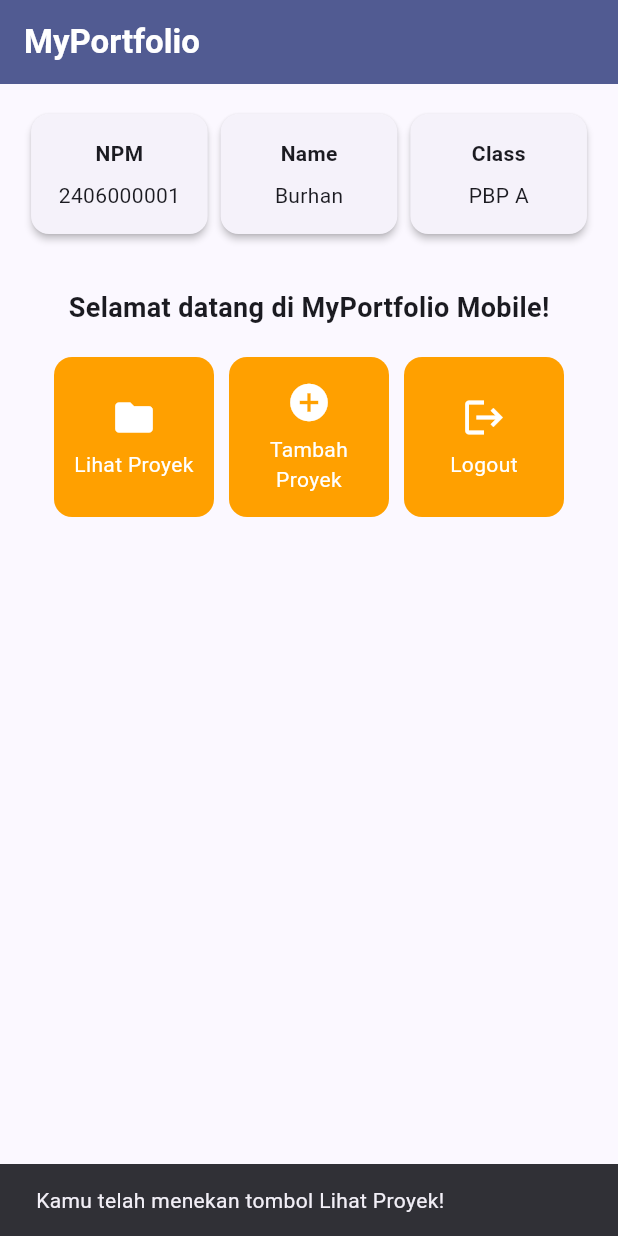
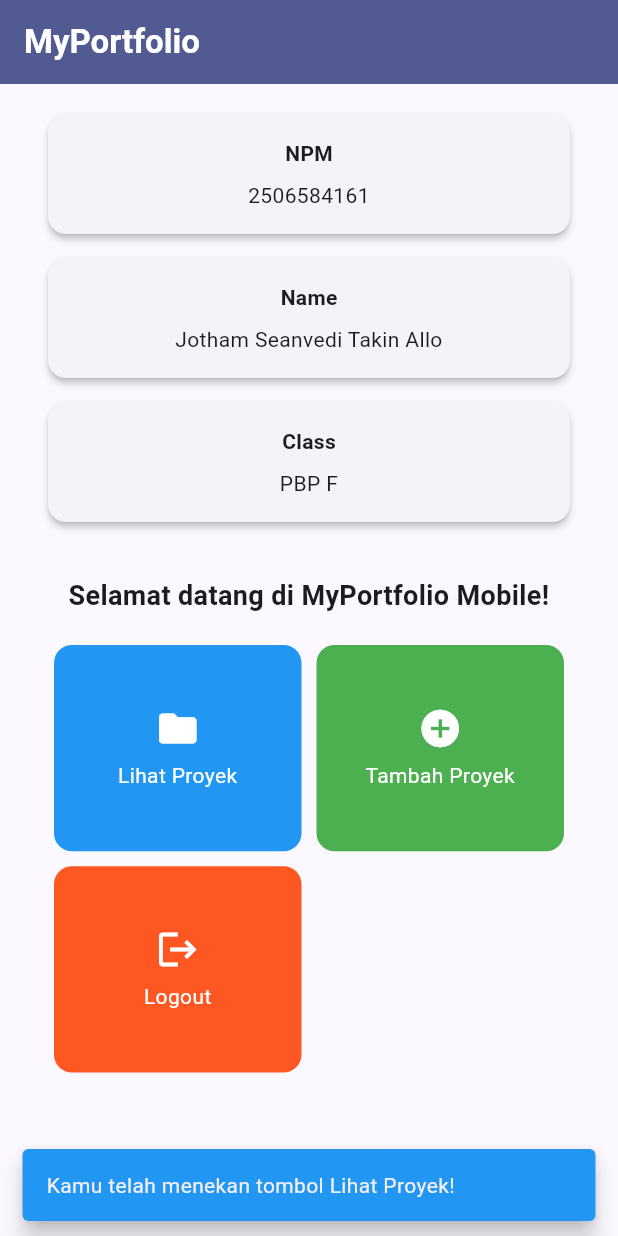
Before and after one commit to seanve1/-myportofolio_mobile, a Flutter app: the screen it shows after launch, after a tap on "Lihat Proyek", on a phone screen of 412 x 824 dp. Run offline on Flutter 3.47's test engine with Material 3 defaults, Android fonts, the phone set to English and light mode, and no system bars.

Commit message:
feat: personalize flutter dashboard and improve responsive UI

```diff
--- a/lib/menu.dart
+++ b/lib/menu.dart
@@ -1,20 +1,22 @@
 import 'package:flutter/material.dart';
 
 class MyHomePage extends StatelessWidget {
-  MyHomePage({super.key});
+  const MyHomePage({super.key});
 
-  final String npm = "2406000001";
-  final String nama = "Burhan";
-  final String kelas = "PBP A";
+  final String npm = "2506584161";
+  final String nama = "Jotham Seanvedi Takin Allo";
+  final String kelas = "PBP F";
 
-  final List<ItemHomepage> items = [
-    ItemHomepage("Lihat Proyek", Icons.folder),
-    ItemHomepage("Tambah Proyek", Icons.add_circle),
-    ItemHomepage("Logout", Icons.logout),
+  // List menu action; masing-masing item punya label, icon, dan color sendiri.
+  final List<ItemHomepage> items = const [
+    ItemHomepage("Lihat Proyek", Icons.folder, Colors.blue),
+    ItemHomepage("Tambah Proyek", Icons.add_circle, Colors.green),
+    ItemHomepage("Logout", Icons.logout, Colors.deepOrange),
   ];
 
   @override
   Widget build(BuildContext context) {
+    // Scaffold menjadi kerangka utama halaman (AppBar, body, dan SnackBar).
     return Scaffold(
       appBar: AppBar(
         title: const Text(
@@ -25,11 +27,14 @@ class MyHomePage extends StatelessWidget {
       ),
       body: Padding(
         padding: const EdgeInsets.all(16.0),
-        child: Column(
-          crossAxisAlignment: CrossAxisAlignment.center,
+        // ListView supaya content tetap bisa discroll saat viewport pendek.
+        child: ListView(
           children: [
-            Row(
-              mainAxisAlignment: MainAxisAlignment.spaceEvenly,
+            // Wrap mengatur InfoCard. Card otomatis pindah baris kalau width tidak cukup.
+            Wrap(
+              alignment: WrapAlignment.spaceEvenly,
+              spacing: 8,
+              runSpacing: 8,
               children: [
                 InfoCard(title: 'NPM', content: npm),
                 InfoCard(title: 'Name', content: nama),
@@ -44,18 +49,24 @@ class MyHomePage extends StatelessWidget {
                     padding: EdgeInsets.only(top: 16.0),
                     child: Text(
                       'Selamat datang di MyPortfolio Mobile!',
+                      textAlign: TextAlign.center,
                       style: TextStyle(
                         fontWeight: FontWeight.bold,
                         fontSize: 18.0,
                       ),
                     ),
                   ),
+                  // GridView untuk menu action. 2 kolom di mobile, 3 kolom di layar lebar.
                   GridView.count(
-                    primary: true,
+                    // Scroll utama ditangani parent ListView, jadi GridView tidak scroll sendiri.
+                    primary: false,
+                    physics: const NeverScrollableScrollPhysics(),
                     padding: const EdgeInsets.all(20),
                     crossAxisSpacing: 10,
                     mainAxisSpacing: 10,
-                    crossAxisCount: 3,
+                    crossAxisCount: MediaQuery.of(context).size.width < 600 ? 2 : 3,
+                    // Aspect ratio card disesuaikan supaya icon dan label tetap muat.
+                    childAspectRatio: MediaQuery.of(context).size.width < 600 ? 1.2 : 1.6,
                     shrinkWrap: true,
                     children: items.map((ItemHomepage item) {
                       return ItemCard(item);
@@ -84,15 +95,17 @@ class InfoCard extends StatelessWidget {
       // Memberikan efek bayangan kartu elevasi 2 unit.
       elevation: 2.0,
       child: Container(
-        // Menyesuaikan lebar kartu dengan proporsi layar (dibagi 3.5).
-        width: MediaQuery.of(context).size.width / 3.5,
+        // Responsive width. Full-width di mobile, proporsional di layar lebar.
+        width: MediaQuery.of(context).size.width < 600
+            ? MediaQuery.of(context).size.width - 64
+            : MediaQuery.of(context).size.width / 3.5,
         padding: const EdgeInsets.all(16.0),
-        // Menyusun teks title dan content secara vertikal.
+        // Column menyusun title dan content secara vertikal.
         child: Column(
           children: [
             Text(title, style: const TextStyle(fontWeight: FontWeight.bold)),
             const SizedBox(height: 8.0),
-            Text(content),
+            Text(content, textAlign: TextAlign.center),
           ],
         ),
       ),
@@ -100,11 +113,13 @@ class InfoCard extends StatelessWidget {
   }
 }
 
+// Model untuk data menu --> name, icon, dan color.
 class ItemHomepage {
   final String name;
   final IconData icon;
+  final Color color;
 
-  ItemHomepage(this.name, this.icon);
+  const ItemHomepage(this.name, this.icon, this.color);
 }
 
 class ItemCard extends StatelessWidget {
@@ -115,18 +130,23 @@ class ItemCard extends StatelessWidget {
   @override
   Widget build(BuildContext context) {
     return Material(
-      // Menggunakan warna sekunder dari skema tema aplikasi.
-      color: Theme.of(context).colorScheme.secondary,
+      // Background color diambil dari item.color agar tiap action berbeda.
+      color: item.color,
       borderRadius: BorderRadius.circular(12),
+      // InkWell menangani onTap sekaligus ripple effect pada card.
       child: InkWell(
-        // Aksi ketika kartu ditekan oleh pengguna.
+        borderRadius: BorderRadius.circular(12),
+        splashColor: Colors.white24,
+        // Saat ditap, tampilkan SnackBar dengan pesan dan warna sesuai item.
         onTap: () {
-          // Menampilkan SnackBar dengan pesan interaktif.
           ScaffoldMessenger.of(context)
             ..hideCurrentSnackBar()
             ..showSnackBar(
               SnackBar(
                 content: Text("Kamu telah menekan tombol ${item.name}!"),
+                backgroundColor: item.color,
+                behavior: SnackBarBehavior.floating,
+                duration: const Duration(seconds: 2)
               ),
             );
         },
```
